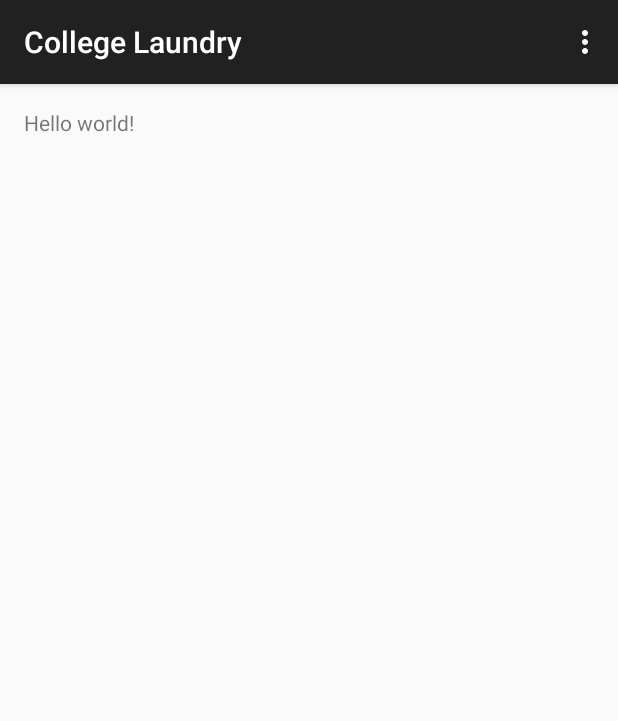
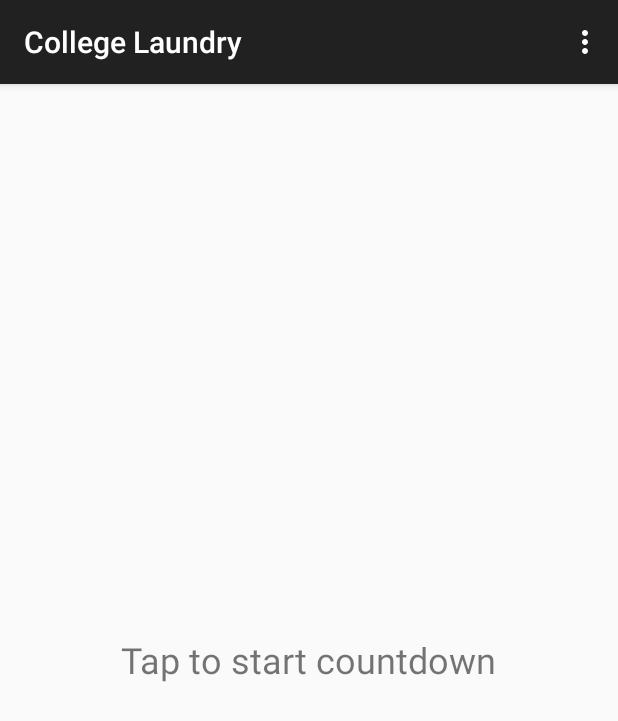
Before and after one commit to rc4web/cl-android, an Android app: the screen it shows after launch (MainActivity), on a phone screen of 412 x 824 dp. Shown: the top 721 px of the screen. Run offline under Robolectric (Android 15) with nearby library versions, the phone set to English and light mode, and no system bars; our stand-ins replace ButterKnife.

Commit message:
implemented a simple 35-min countdown timer

```diff
--- a/app/src/main/java/sg/rc4/collegelaundry/MainActivityFragment.java
+++ b/app/src/main/java/sg/rc4/collegelaundry/MainActivityFragment.java
@@ -1,15 +1,27 @@
 package sg.rc4.collegelaundry;
 
+import android.os.CountDownTimer;
 import android.support.v4.app.Fragment;
 import android.os.Bundle;
+import android.text.format.DateUtils;
 import android.view.LayoutInflater;
 import android.view.View;
 import android.view.ViewGroup;
+import android.widget.TextView;
+
+import butterknife.Bind;
+import butterknife.ButterKnife;
+import butterknife.OnClick;
 
 /**
  * A placeholder fragment containing a simple view.
  */
 public class MainActivityFragment extends Fragment {
+
+    @Bind(R.id.timerDisplay)
+    TextView timerDisplay;
+
+    CountDownTimer timer;
 
     public MainActivityFragment() {
     }
@@ -17,6 +29,26 @@ public class MainActivityFragment extends Fragment {
     @Override
     public View onCreateView(LayoutInflater inflater, ViewGroup container,
                              Bundle savedInstanceState) {
-        return inflater.inflate(R.layout.fragment_main, container, false);
+        View view = inflater.inflate(R.layout.fragment_main, container, false);
+        ButterKnife.bind(this, view);
+        return view;
+    }
+
+    @OnClick(R.id.timerDisplay) void timerDisplayTap(View v) {
+        if (timer == null) {
+            timer = new CountDownTimer(35 * 60 * 1000, 500) {
+
+                public void onTick(long millisUntilFinished) {
+                    timerDisplay.setText(DateUtils.formatElapsedTime(millisUntilFinished / 1000));
+                }
+
+                public void onFinish() {
+                    timerDisplay.setText("done!");
+                }
+            }.start();
+        } else {
+            timer.cancel();
+            timer = null;
+        }
     }
 }
--- a/app/src/main/res/layout/fragment_main.xml
+++ b/app/src/main/res/layout/fragment_main.xml
@@ -5,7 +5,15 @@
     android:paddingTop="@dimen/activity_vertical_margin"
     android:paddingBottom="@dimen/activity_vertical_margin" tools:context=".MainActivityFragment">
 
-    <TextView android:text="@string/hello_world" android:layout_width="wrap_content"
-        android:layout_height="wrap_content" />
+    <TextView
+        android:id="@+id/timerDisplay"
+        android:text="@string/timerDisplay"
+        android:textAlignment="center"
+        android:layout_width="wrap_content"
+        android:layout_height="wrap_content"
+        android:clickable="true"
+        android:layout_centerInParent="true"
+        android:textSize="24dp"
+        android:textIsSelectable="false" />
 
 </RelativeLayout>
--- a/app/src/main/res/values/strings.xml
+++ b/app/src/main/res/values/strings.xml
@@ -1,5 +1,5 @@
 <resources>
     <string name="app_name">College Laundry</string>
-    <string name="hello_world">Hello world!</string>
+    <string name="timerDisplay">Tap to start countdown</string>
     <string name="action_settings">Settings</string>
 </resources>
```
